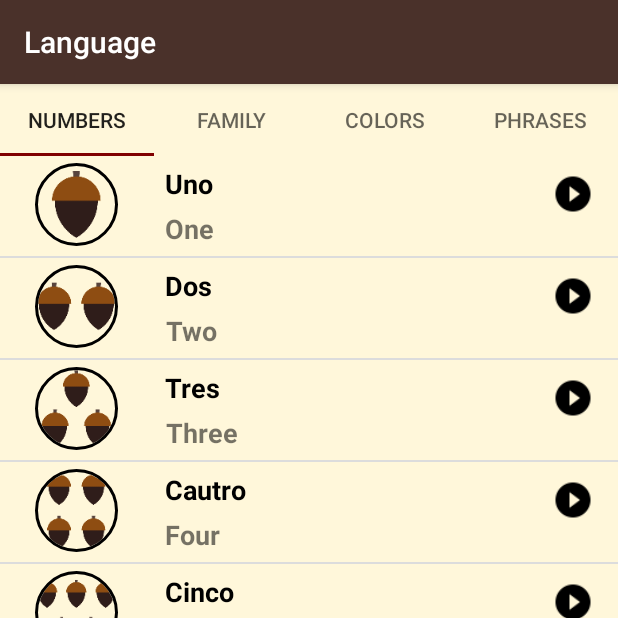
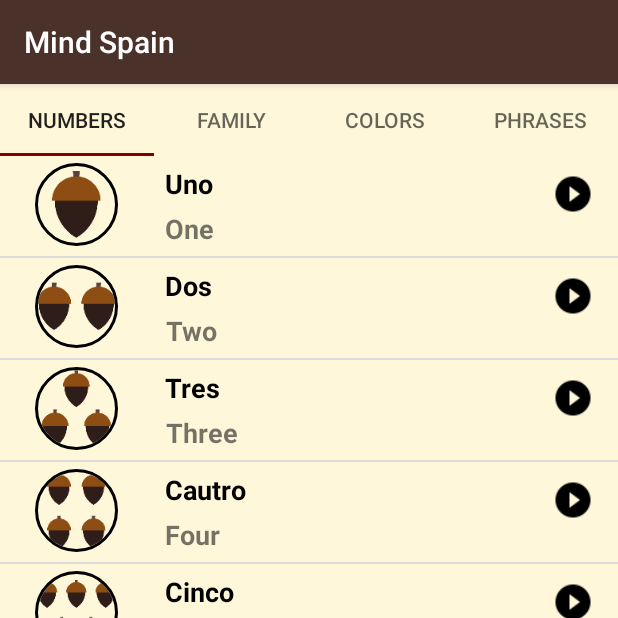
Before and after one commit to RishabhAwasthi/Languages, an Android app: the screen it shows after launch (MainActivity), on a phone screen of 412 x 824 dp, the top half of it. Run offline under Robolectric (Android 15) with nearby library versions, the phone set to English and light mode, and no system bars; our stand-ins replace CircleImageView.

Commit message:
icon updated

```diff
--- a/app/src/main/AndroidManifest.xml
+++ b/app/src/main/AndroidManifest.xml
@@ -18,7 +18,7 @@
 
     <application
         android:allowBackup="true"
-        android:icon="@mipmap/ic_launcher"
+        android:icon="@drawable/icon"
         android:label="@string/app_name"
         android:supportsRtl="true"
         android:theme="@style/AppTheme">
--- a/app/src/main/res/values/strings.xml
+++ b/app/src/main/res/values/strings.xml
@@ -14,7 +14,7 @@
 -->
 <resources>
     <!-- Title for the application. [CHAR LIMIT=12] -->
-    <string name="app_name">Language</string>
+    <string name="app_name">Mind Spain</string>
 
     <!-- Category name for phrases [CHAR LIMIT=20] -->
     <string name="category_phrases">Phrases</string>
--- a/app/src/main/res/values/styles.xml
+++ b/app/src/main/res/values/styles.xml
@@ -38,6 +38,7 @@
         <item name="tabBackground">@color/tan_background    </item>
         <item name="tabTextAppearance">@style/MyCustomTabTextAppearance</item>
         <item name="tabSelectedTextColor">?android:textColorPrimary</item>
+        <item name="android:textSize">14sp</item>
     </style>
     <style name="MyCustomTabTextAppearance" parent="TextAppearance.Design.Tab">
         <item name="android:textSize">14sp</item>
```
Also changed, not shown: app/src/main/res/drawable-hdpi/icon.png (added), 7 other files.
